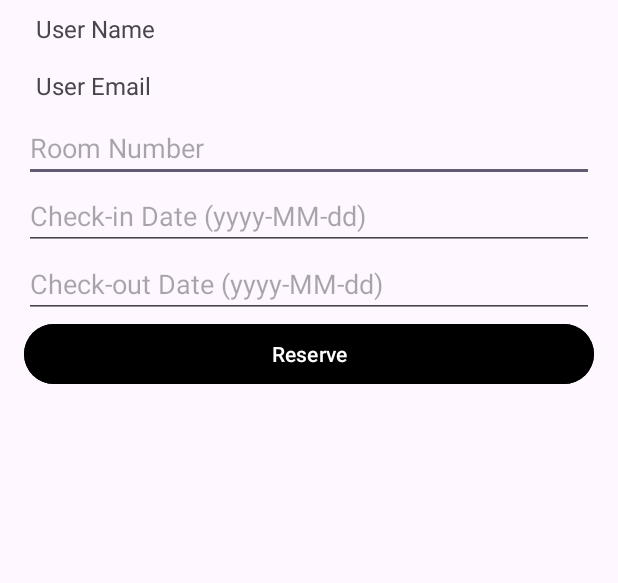
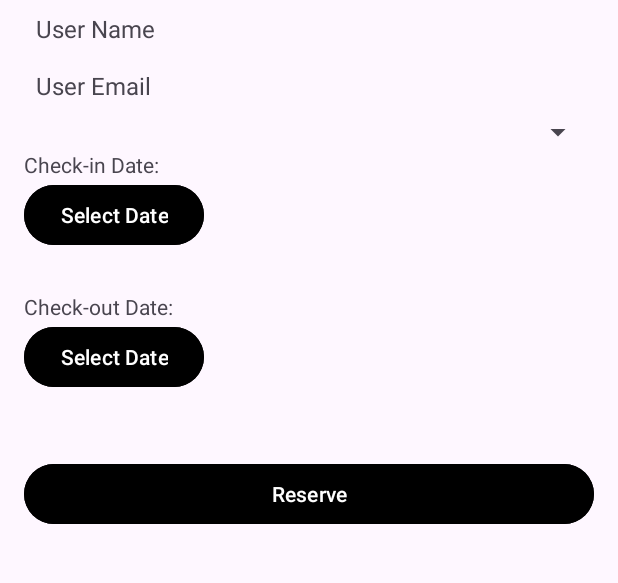
Before and after one commit to emiliyura/hotel, an Android app: the layout activity_reservation_operation.xml on its own in the app's theme, with its tools: preview values and no code run, on a phone screen of 412 x 824 dp, the part 109-692 px from its top. Run offline under Robolectric (Android 15) with nearby library versions, the phone set to English and light mode, and no system bars.

Commit message:
ВСЕ РАБОТАЕТ (ОСТАЛСИСЬ ТОЛЬКО ДЕТАЛИ) 2

```diff
--- a/app/src/main/res/layout/activity_reservation_operation.xml
+++ b/app/src/main/res/layout/activity_reservation_operation.xml
@@ -31,31 +31,54 @@
         android:text="User Email"
         android:textSize="16sp" />
 
-    <EditText
-        android:id="@+id/et_room_number"
+    <Spinner
+        android:id="@+id/spinner_room_number"
         android:layout_width="match_parent"
+        android:layout_height="wrap_content" />
+
+    <TextView
+        android:id="@+id/check_in_date_label"
+        android:layout_width="wrap_content"
         android:layout_height="wrap_content"
-        android:hint="Room Number"
-        android:inputType="text" />
-
-    <EditText
-        android:id="@+id/et_check_in_date"
-        android:layout_width="match_parent"
-        android:layout_height="wrap_content"
-        android:hint="Check-in Date (yyyy-MM-dd)"
-        android:inputType="text" />
-
-    <EditText
-        android:id="@+id/et_check_out_date"
-        android:layout_width="match_parent"
-        android:layout_height="wrap_content"
-        android:hint="Check-out Date (yyyy-MM-dd)"
-        android:inputType="text" />
+        android:text="Check-in Date:" />
 
     <Button
-        android:backgroundTint="@color/black"
+        android:id="@+id/check_in_date_button"
+        android:layout_width="wrap_content"
+        android:layout_height="wrap_content"
+        android:text="Select Date"
+        android:backgroundTint="@android:color/black"
+        android:layout_marginBottom="8dp" />
+
+    <TextView
+        android:id="@+id/check_in_date"
+        android:layout_width="wrap_content"
+        android:layout_height="wrap_content" />
+
+    <TextView
+        android:id="@+id/check_out_date_label"
+        android:layout_width="wrap_content"
+        android:layout_height="wrap_content"
+        android:text="Check-out Date:" />
+
+    <Button
+        android:id="@+id/check_out_date_button"
+        android:layout_width="wrap_content"
+        android:layout_height="wrap_content"
+        android:text="Select Date"
+        android:backgroundTint="@android:color/black"
+        android:layout_marginBottom="8dp" />
+
+    <TextView
+        android:id="@+id/check_out_date"
+        android:layout_width="wrap_content"
+        android:layout_height="wrap_content" />
+
+    <Button
         android:id="@+id/btn_reserve"
         android:layout_width="match_parent"
         android:layout_height="wrap_content"
-        android:text="Reserve" />
+        android:backgroundTint="@android:color/black"
+        android:text="Reserve"
+        android:layout_marginTop="16dp" />
 </LinearLayout>
```
Also changed, not shown: app/src/main/java/com/example/hotel/ReservationOperation.java (+55 -9 lines), app/src/main/res/layout/item_hotel.xml (+20 -19 lines).
